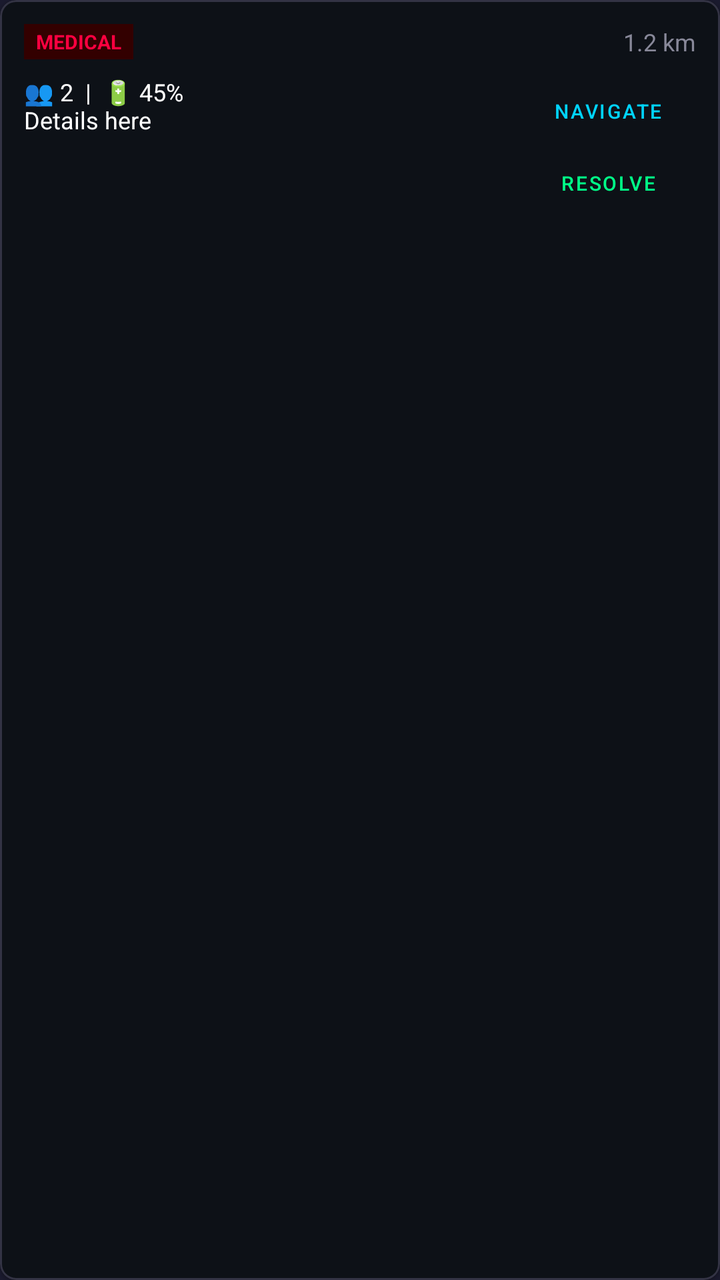
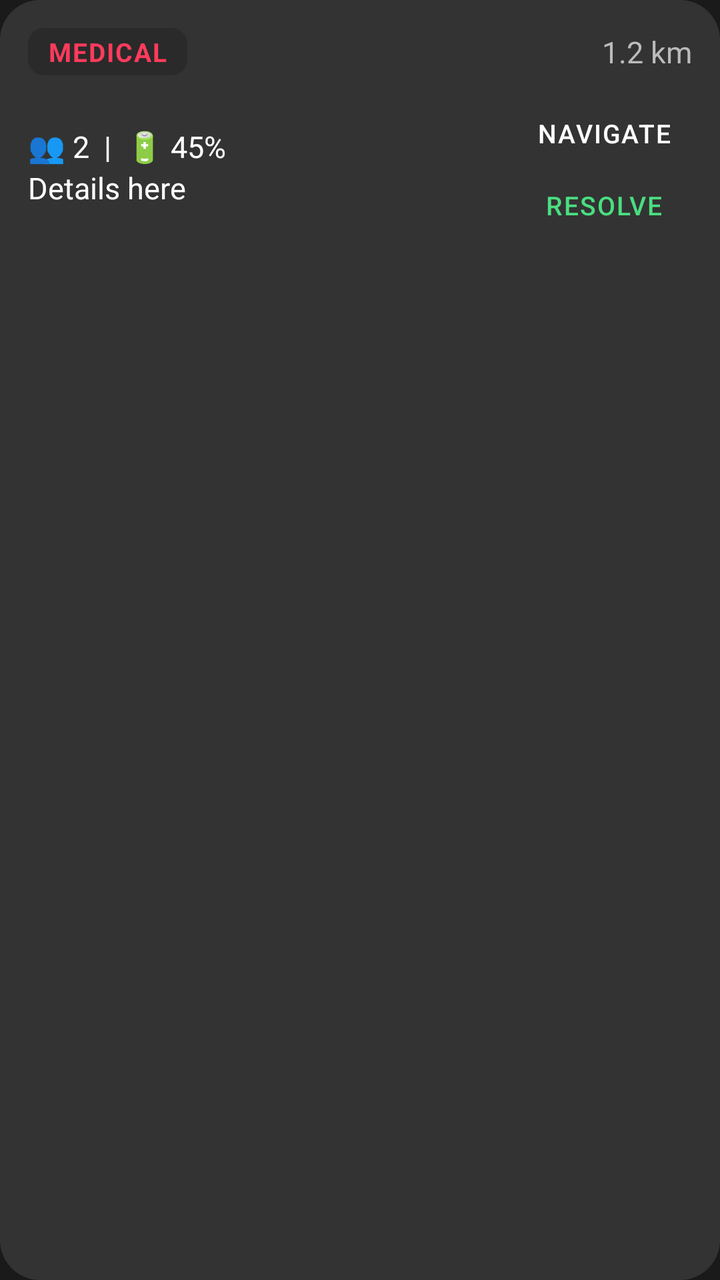

An Android layout rendered at two revisions. The XML below is the earlier revision; the diff shows what the commit changed to produce the second picture.
<!-- AndroidManifest.xml: application theme Theme.Evac -->
<!-- res/layout/item_sos_task.xml -->
<?xml version="1.0" encoding="utf-8"?>
<com.google.android.material.card.MaterialCardView xmlns:android="http://schemas.android.com/apk/res/android"
    xmlns:app="http://schemas.android.com/apk/res-auto"
    android:id="@+id/cardContainer"
    android:layout_width="match_parent"
    android:layout_height="wrap_content"
    android:layout_marginHorizontal="12dp"
    android:layout_marginBottom="8dp"
    app:cardBackgroundColor="#0D1117"
    app:cardCornerRadius="8dp"
    app:strokeColor="#333344"
    app:strokeWidth="1dp">

    <LinearLayout
        android:layout_width="match_parent"
        android:layout_height="wrap_content"
        android:orientation="vertical"
        android:padding="12dp">

        <LinearLayout
            android:layout_width="match_parent"
            android:layout_height="wrap_content"
            android:orientation="horizontal"
            android:gravity="center_vertical">

            <TextView
                android:id="@+id/tvStatus"
                android:layout_width="wrap_content"
                android:layout_height="wrap_content"
                android:background="#330000"
                android:paddingHorizontal="6dp"
                android:paddingVertical="2dp"
                android:text="MEDICAL"
                android:textColor="#FF0040"
                android:textSize="10sp"
                android:textStyle="bold" />

            <TextView
                android:id="@+id/tvAssignedIndicator"
                android:layout_width="wrap_content"
                android:layout_height="wrap_content"
                android:layout_marginStart="8dp"
                android:background="#003300"
                android:paddingHorizontal="6dp"
                android:paddingVertical="2dp"
                android:text="ASSIGNED TO YOU"
                android:textColor="#00FF88"
                android:textSize="10sp"
                android:textStyle="bold"
                android:visibility="gone" />

            <Space
                android:layout_width="0dp"
                android:layout_height="wrap_content"
                android:layout_weight="1" />

            <TextView
                android:id="@+id/tvDistanceEta"
                android:layout_width="wrap_content"
                android:layout_height="wrap_content"
                android:text="1.2 km"
                android:textColor="#888899"
                android:textSize="12sp" />
        </LinearLayout>

        <LinearLayout
            android:layout_width="match_parent"
            android:layout_height="wrap_content"
            android:layout_marginTop="8dp"
            android:orientation="horizontal">

            <TextView
                android:id="@+id/tvDetails"
                android:layout_width="0dp"
                android:layout_height="wrap_content"
                android:layout_weight="1"
                android:text="👥 2  |  🔋 45%\nDetails here"
                android:textColor="#FFFFFF"
                android:textSize="12sp" />

            <LinearLayout
                android:layout_width="wrap_content"
                android:layout_height="wrap_content"
                android:orientation="vertical">

                <com.google.android.material.button.MaterialButton
                    android:id="@+id/btnNavigate"
                    style="@style/Widget.MaterialComponents.Button.TextButton"
                    android:layout_width="wrap_content"
                    android:layout_height="36dp"
                    android:text="NAVIGATE"
                    android:textColor="#00D4FF"
                    android:textSize="10sp" />

                <com.google.android.material.button.MaterialButton
                    android:id="@+id/btnResolved"
                    style="@style/Widget.MaterialComponents.Button.TextButton"
                    android:layout_width="wrap_content"
                    android:layout_height="36dp"
                    android:text="RESOLVE"
                    android:textColor="#00FF88"
                    android:textSize="10sp" />
            </LinearLayout>
        </LinearLayout>
    </LinearLayout>
</com.google.android.material.card.MaterialCardView>
<!-- resources referenced by this layout -->
<resources>
  <style name="Theme.Evac" parent="Theme.MaterialComponents.DayNight.NoActionBar">
          <item name="colorPrimary">@color/evac_accent</item>
          <item name="colorPrimaryDark">@color/evac_dark</item>
          <item name="colorAccent">@color/evac_accent</item>
          <item name="android:windowBackground">@color/evac_dark</item>
          <item name="android:statusBarColor">@color/evac_dark</item>
          <item name="android:navigationBarColor">@color/evac_dark</item>
      </style>
  <color name="evac_accent">#E94560</color>
  <color name="evac_dark">#1A1A2E</color>
</resources>

<!-- the commit's change to res/layout/item_sos_task.xml (unified diff, before → after) -->
@@ -5,18 +5,20 @@
     android:layout_width="match_parent"
     android:layout_height="wrap_content"
     android:layout_marginHorizontal="12dp"
-    android:layout_marginBottom="8dp"
-    app:cardBackgroundColor="#0D1117"
-    app:cardCornerRadius="8dp"
-    app:strokeColor="#333344"
-    app:strokeWidth="1dp">
+    android:layout_marginBottom="10dp"
+    app:cardBackgroundColor="@color/glass_surface"
+    app:cardCornerRadius="@dimen/card_radius"
+    app:cardElevation="0dp"
+    app:strokeColor="@color/glass_border"
+    app:strokeWidth="@dimen/glass_border_width">
 
     <LinearLayout
         android:layout_width="match_parent"
         android:layout_height="wrap_content"
         android:orientation="vertical"
-        android:padding="12dp">
+        android:padding="14dp">
 
+        
         <LinearLayout
             android:layout_width="match_parent"
             android:layout_height="wrap_content"
@@ -27,26 +29,28 @@
                 android:id="@+id/tvStatus"
                 android:layout_width="wrap_content"
                 android:layout_height="wrap_content"
-                android:background="#330000"
-                android:paddingHorizontal="6dp"
-                android:paddingVertical="2dp"
+                android:background="@drawable/bg_glass_status_badge"
+                android:paddingHorizontal="10dp"
+                android:paddingVertical="3dp"
                 android:text="MEDICAL"
-                android:textColor="#FF0040"
-                android:textSize="10sp"
-                android:textStyle="bold" />
+                android:textColor="@color/sos_medical"
+                android:textSize="@dimen/text_caption"
+                android:textStyle="bold"
+                android:letterSpacing="0.05" />
 
             <TextView
                 android:id="@+id/tvAssignedIndicator"
                 android:layout_width="wrap_content"
                 android:layout_height="wrap_content"
                 android:layout_marginStart="8dp"
-                android:background="#003300"
-                android:paddingHorizontal="6dp"
-                android:paddingVertical="2dp"
+                android:background="@drawable/bg_glass_status_badge"
+                android:paddingHorizontal="10dp"
+                android:paddingVertical="3dp"
                 android:text="ASSIGNED TO YOU"
-                android:textColor="#00FF88"
-                android:textSize="10sp"
+                android:textColor="@color/success_green"
+                android:textSize="@dimen/text_caption"
                 android:textStyle="bold"
+                android:letterSpacing="0.03"
                 android:visibility="gone" />
 
             <Space
@@ -59,15 +63,17 @@
                 android:layout_width="wrap_content"
                 android:layout_height="wrap_content"
                 android:text="1.2 km"
-                android:textColor="#888899"
-                android:textSize="12sp" />
+                android:textColor="@color/text_secondary"
+                android:textSize="@dimen/text_small" />
         </LinearLayout>
 
+        
         <LinearLayout
             android:layout_width="match_parent"
             android:layout_height="wrap_content"
-            android:layout_marginTop="8dp"
-            android:orientation="horizontal">
+            android:layout_marginTop="10dp"
+            android:orientation="horizontal"
+            android:gravity="center_vertical">
 
             <TextView
                 android:id="@+id/tvDetails"
@@ -75,8 +81,9 @@
                 android:layout_height="wrap_content"
                 android:layout_weight="1"
                 android:text="👥 2  |  🔋 45%\nDetails here"
-                android:textColor="#FFFFFF"
-                android:textSize="12sp" />
+                android:textColor="@color/text_primary"
+                android:textSize="@dimen/text_small"
+                android:lineSpacingExtra="3dp" />
 
             <LinearLayout
                 android:layout_width="wrap_content"
@@ -89,8 +96,9 @@
                     android:layout_width="wrap_content"
                     android:layout_height="36dp"
                     android:text="NAVIGATE"
-                    android:textColor="#00D4FF"
-                    android:textSize="10sp" />
+                    android:textColor="@color/evac_accent"
+                    android:textSize="@dimen/text_caption"
+                    android:letterSpacing="0.05" />
 
                 <com.google.android.material.button.MaterialButton
                     android:id="@+id/btnResolved"
@@ -98,8 +106,9 @@
                     android:layout_width="wrap_content"
                     android:layout_height="36dp"
                     android:text="RESOLVE"
-                    android:textColor="#00FF88"
-                    android:textSize="10sp" />
+                    android:textColor="@color/success_green"
+                    android:textSize="@dimen/text_caption"
+                    android:letterSpacing="0.05" />
             </LinearLayout>
         </LinearLayout>
     </LinearLayout>
<!-- resource entries referenced after the edit -->
@@ -1,14 +1,53 @@
 <!-- resources referenced by this layout -->
 <resources>
   <style name="Theme.Evac" parent="Theme.MaterialComponents.DayNight.NoActionBar">
+          
           <item name="colorPrimary">@color/evac_accent</item>
-          <item name="colorPrimaryDark">@color/evac_dark</item>
+          <item name="colorPrimaryDark">@color/evac_bg_deep</item>
           <item name="colorAccent">@color/evac_accent</item>
-          <item name="android:windowBackground">@color/evac_dark</item>
-          <item name="android:statusBarColor">@color/evac_dark</item>
-          <item name="android:navigationBarColor">@color/evac_dark</item>
+  
+          
+          <item name="android:colorBackground">@color/evac_bg_deep</item>
+          <item name="colorSurface">@color/evac_bg_primary</item>
+          <item name="colorOnSurface">@color/text_primary</item>
+  
+          
+          <item name="android:windowBackground">@color/evac_bg_deep</item>
+          <item name="android:statusBarColor">@color/evac_bg_deep</item>
+          <item name="android:navigationBarColor">@color/evac_bg_deep</item>
+  
+          
+          <item name="colorOnPrimary">@color/evac_bg_deep</item>
+  
+          
+          <item name="materialCardViewStyle">@style/GlassCard</item>
       </style>
-  <color name="evac_accent">#E94560</color>
-  <color name="evac_dark">#1A1A2E</color>
+  <color name="glass_overlay">#2A2A2A</color>
+  <color name="evac_bg_deep">#1A1A1A</color>
+  <color name="evac_bg_primary">#222222</color>
+  <style name="GlassCard" parent="Widget.MaterialComponents.CardView">
+          <item name="cardBackgroundColor">@color/glass_surface</item>
+          <item name="cardCornerRadius">@dimen/card_radius</item>
+          <item name="cardElevation">0dp</item>
+          <item name="strokeWidth">0dp</item>
+      </style>
+  <color name="evac_accent">#FFFFFF</color>
+  <color name="glass_border">#333333</color>
+  <color name="glass_surface">#333333</color>
+  <color name="sos_medical">#FF3B5C</color>
+  <color name="success_green">#4ADE80</color>
+  <color name="text_primary">#FFFFFF</color>
+  <color name="text_secondary">#BBBBBB</color>
+  <dimen name="card_radius">20dp</dimen>
+  <dimen name="glass_border_width">1dp</dimen>
+  <dimen name="text_caption">13sp</dimen>
+  <dimen name="text_small">15sp</dimen>
+  <!-- drawable bg_glass_status_badge (drawable) -->
+  <?xml version="1.0" encoding="utf-8"?>
+  <shape xmlns:android="http://schemas.android.com/apk/res/android"
+      android:shape="rectangle">
+      <solid android:color="@color/glass_overlay" />
+      <corners android:radius="8dp" />
+  </shape>
 </resources>
 
